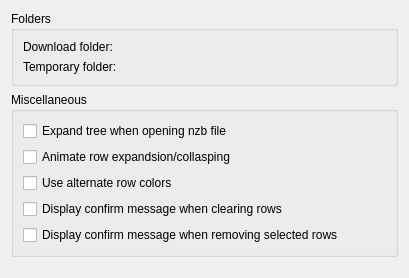
The window that src/preferences/preferencesgeneral.ui (KDE/kwooty) describes before a commit, drawn with Qt 5.
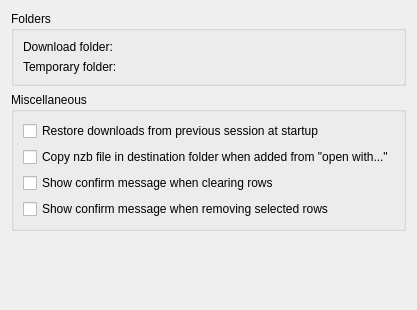
The same window after the commit. Custom widgets are drawn as their Qt base class.

```diff
--- a/src/preferences/preferencesgeneral.ui
+++ b/src/preferences/preferencesgeneral.ui
@@ -6,20 +6,20 @@
    <rect>
     <x>0</x>
     <y>0</y>
-    <width>409</width>
-    <height>278</height>
+    <width>410</width>
+    <height>310</height>
    </rect>
   </property>
   <property name="toolTip">
    <string>Expand treeview automatically when a .nzb file is open</string>
   </property>
-  <layout class="QGridLayout" name="gridLayout_2">
+  <layout class="QGridLayout" name="gridLayout_3">
    <item row="0" column="0">
     <widget class="QGroupBox" name="groupBoxFolder">
      <property name="title">
       <string>Folders</string>
      </property>
-     <layout class="QGridLayout">
+     <layout class="QGridLayout" name="gridLayout_2">
       <item row="1" column="0">
        <widget class="QLabel" name="labelTempFolder">
         <property name="text">
@@ -75,7 +75,7 @@
          <string>Expand treeview automatically when a .nzb file is open</string>
         </property>
         <property name="text">
-         <string>Expand tree when opening nzb file</string>
+         <string>Restore downloads from previous session at startup</string>
         </property>
        </widget>
       </item>
@@ -85,37 +85,27 @@
          <string>Expand and collapse treeview with animation</string>
         </property>
         <property name="text">
-         <string>Animate row expandsion/collasping</string>
+         <string>Copy nzb file in destination folder when added from &quot;open with...&quot;</string>
         </property>
        </widget>
       </item>
       <item row="2" column="0">
-       <widget class="QCheckBox" name="kcfg_alternateColors">
-        <property name="toolTip">
-         <string>Alternate background color for each row</string>
-        </property>
-        <property name="text">
-         <string>Use alternate row colors</string>
-        </property>
-       </widget>
-      </item>
-      <item row="3" column="0">
        <widget class="QCheckBox" name="kcfg_confirmClear">
         <property name="toolTip">
          <string>Display dialog box when Clear button has been pushed</string>
         </property>
         <property name="text">
-         <string>Display confirm message when clearing rows</string>
+         <string>Show confirm message when clearing rows</string>
         </property>
        </widget>
       </item>
-      <item row="4" column="0">
+      <item row="3" column="0">
        <widget class="QCheckBox" name="kcfg_confirmRemove">
         <property name="toolTip">
          <string>Display dialog box when Remove button has been pushed</string>
         </property>
         <property name="text">
-         <string>Display confirm message when removing selected rows</string>
+         <string>Show confirm message when removing selected rows</string>
         </property>
        </widget>
       </item>
```
Left out of the diff: 8 changed lines with no effect on the pictures.
